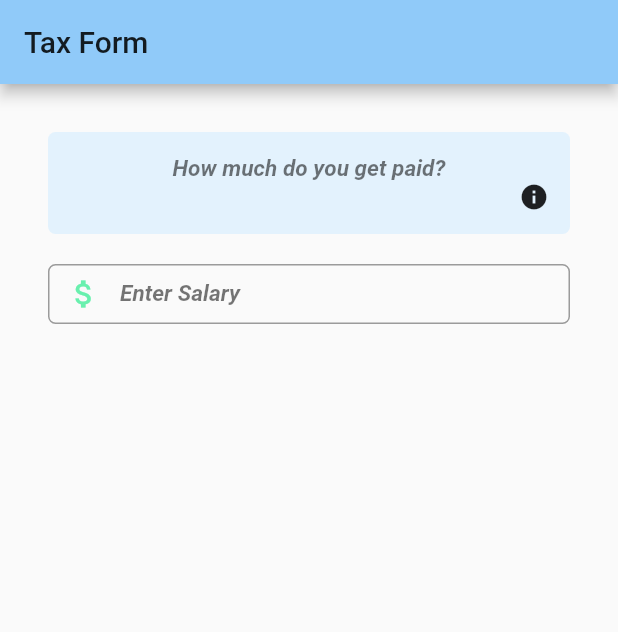
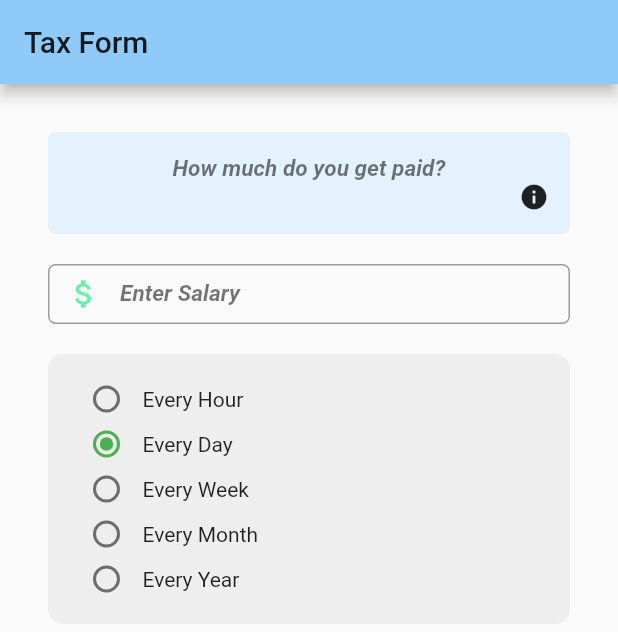
Before and after one commit to rayhaanbhikha/tax_calculator, a Flutter app: the screen it shows after launch, on a phone screen of 412 x 824 dp. Shown: the top 632 px of the screen. Run offline on Flutter 3.47's test engine with Material 2 defaults, Android fonts, the phone set to English and light mode, and no system bars.

Commit message:
radio buttons added to component tree.

```diff
--- a/lib/components/SalaryTextField.dart
+++ b/lib/components/SalaryTextField.dart
@@ -16,11 +16,6 @@ class SalaryTextField extends StatelessWidget {
           borderSide: BorderSide(
               style: BorderStyle.solid, width: 0.25, color: Colors.pink)));
 
-  final textField = TextField(
-      style: TextStyle(color: Colors.orange),
-      keyboardType: TextInputType.number,
-      decoration: inputDecoration);
-
   @override
   Widget build(BuildContext context) {
     return Container(
@@ -28,6 +23,15 @@ class SalaryTextField extends StatelessWidget {
         child: Theme(
             data: Theme.of(context).copyWith(
                 primaryColor: Colors.green, backgroundColor: Colors.black),
-            child: textField));
+            child: TextFormField(
+                style: TextStyle(color: Colors.orange),
+                keyboardType: TextInputType.number,
+                decoration: inputDecoration,
+                validator: (val) {
+                  if(val.isEmpty) {
+                    return "Please enter your salary";
+                  }
+                  return null;
+                },)));
   }
 }
--- a/lib/pages/SalaryScreen.dart
+++ b/lib/pages/SalaryScreen.dart
@@ -1,3 +1,4 @@
+import 'package:flutter/cupertino.dart';
 import 'package:flutter/material.dart';
 import 'package:flutter/rendering.dart';
 import 'package:tax_calc/components/MainText.dart';
@@ -8,18 +9,69 @@ class SalaryScreen extends StatelessWidget {
   Widget build(BuildContext context) {
     return Container(
         padding: EdgeInsets.all(32),
-        child: Column(
-          crossAxisAlignment: CrossAxisAlignment.stretch,
+        child: ListView(
           children: <Widget>[
             MainText(
               questionText: "How much do you get paid?",
               infoText: "Enter salary info",
             ),
-            Padding(
-              padding: EdgeInsets.all(10),
-            ),
-            SalaryTextField()
+            Padding(padding: EdgeInsets.all(10)),
+            SalaryTextField(),
+            Padding(padding: EdgeInsets.all(10)),
+            MyRadioButtons()
           ],
         ));
   }
 }
+
+class MyRadioButtons extends StatefulWidget {
+  @override
+  _MyRadioButtonsState createState() => _MyRadioButtonsState();
+}
+
+class _MyRadioButtonsState extends State<MyRadioButtons> {
+  int _currValue = 1;
+
+  void handleOnChange(val) {
+    print(val);
+    setState(() {
+      _currValue = val;
+    });
+  }
+
+  @override
+  Widget build(BuildContext context) {
+    return Container(
+      padding: EdgeInsets.all(15),
+      decoration: BoxDecoration(
+          color: Colors.grey[200],
+          borderRadius: BorderRadius.circular(10.0),
+        ),
+      child: Column(
+        crossAxisAlignment: CrossAxisAlignment.start,
+        children: <Widget>[
+          radioButton(0, "Every Hour"),
+          radioButton(1, "Every Day"),
+          radioButton(2, "Every Week"),
+          radioButton(3, "Every Month"),
+          radioButton(4, "Every Year"),
+        ],
+      ),
+    );
+  }
+
+  Widget radioButton(int value, String radioText) {
+    return Container(
+        height: 30,
+        child: Row(
+          children: <Widget>[
+            Radio(
+                activeColor: Colors.green,
+                groupValue: _currValue,
+                value: value,
+                onChanged: handleOnChange),
+            Text(radioText)
+          ],
+        ));
+  }
+}
```
